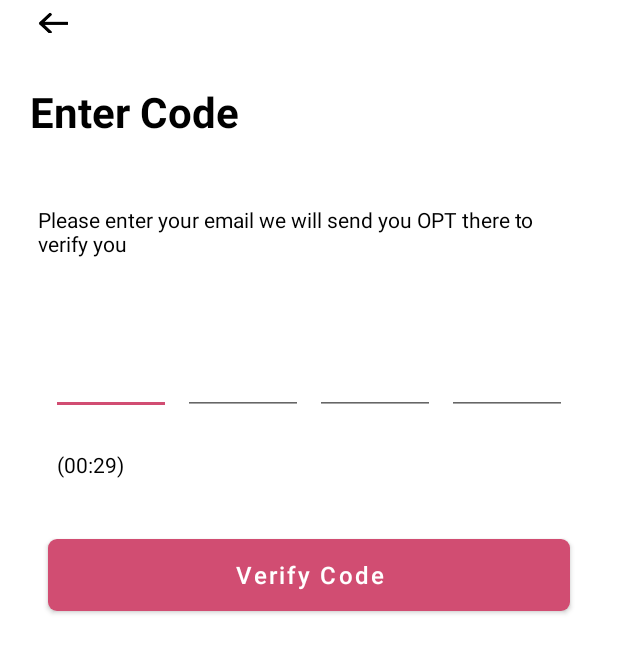
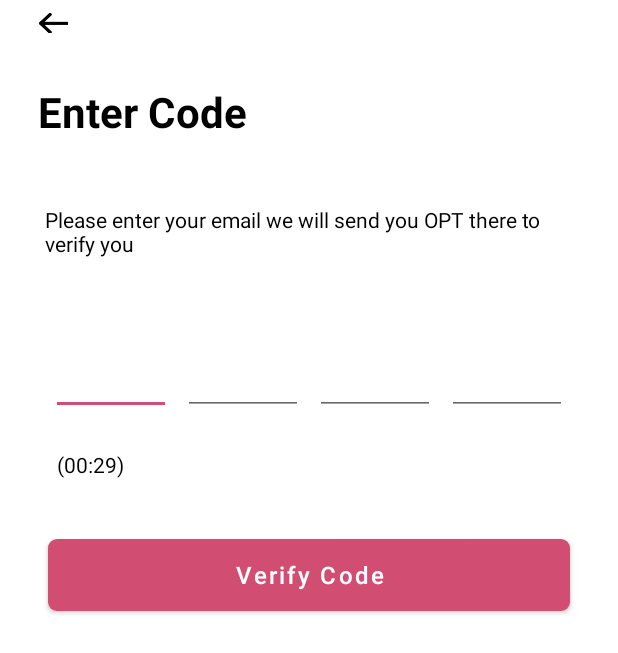
Before and after one commit to talhafiaz144/Flirt, an Android app: the VerifyCodeActivity screen opened directly, with no data from a screen before it, on a phone screen of 412 x 824 dp. Shown: the top 653 px of the screen. Run offline under Robolectric (Android 15) with nearby library versions, the phone set to English and light mode, and no system bars; our stand-ins replace Volley.

Commit message:
first commit

```diff
--- a/app/src/main/res/layout/activity_login.xml
+++ b/app/src/main/res/layout/activity_login.xml
@@ -15,7 +15,7 @@
             android:id="@+id/log_in"
             android:layout_width="89dp"
             android:layout_height="41dp"
-            android:layout_marginLeft="20dp"
+            android:layout_marginLeft="25dp"
             android:layout_marginTop="44dp"
             android:layout_marginBottom="30dp"
             android:gravity="top"
--- a/app/src/main/res/layout/activity_register.xml
+++ b/app/src/main/res/layout/activity_register.xml
@@ -31,7 +31,7 @@
             android:id="@+id/log_in"
             android:layout_width="match_parent"
             android:layout_height="41dp"
-            android:layout_marginLeft="20dp"
+            android:layout_marginLeft="25dp"
             android:layout_marginTop="55dp"
             android:layout_marginBottom="30dp"
             android:gravity="top"
--- a/app/src/main/res/layout/activity_signed_up.xml
+++ b/app/src/main/res/layout/activity_signed_up.xml
@@ -31,7 +31,7 @@
             android:id="@+id/log_in"
             android:layout_width="match_parent"
             android:layout_height="41dp"
-            android:layout_marginLeft="20dp"
+            android:layout_marginLeft="25dp"
             android:layout_marginTop="55dp"
             android:layout_marginBottom="30dp"
             android:gravity="top"
--- a/app/src/main/res/layout/activity_verify_code.xml
+++ b/app/src/main/res/layout/activity_verify_code.xml
@@ -33,7 +33,7 @@
             android:layout_height="41dp"
             android:layout_alignParentLeft="true"
             android:layout_alignParentTop="true"
-            android:layout_marginLeft="20dp"
+            android:layout_marginLeft="25dp"
             android:layout_marginTop="55dp"
             android:layout_marginBottom="30dp"
             android:gravity="top"
@@ -45,7 +45,7 @@
             android:id="@+id/emailEditText"
             android:layout_width="match_parent"
             android:layout_height="wrap_content"
-            android:layout_marginHorizontal="25dp"
+            android:layout_marginHorizontal="30dp"
             android:layout_marginVertical="10dp"
             android:layout_marginTop="20dp"
             android:maxLines="2"
--- a/app/src/main/res/layout/item_layout.xml
+++ b/app/src/main/res/layout/item_layout.xml
@@ -8,7 +8,7 @@
     <TextView
         android:id="@+id/yesterday"
         android:layout_width="match_parent"
-        android:layout_height="18dp"
+        android:layout_height="wrap_content"
         android:layout_gravity="center"
         android:layout_alignParentTop="true"
         android:text="Yesterday"
```
Also changed, not shown: 347 other files.
